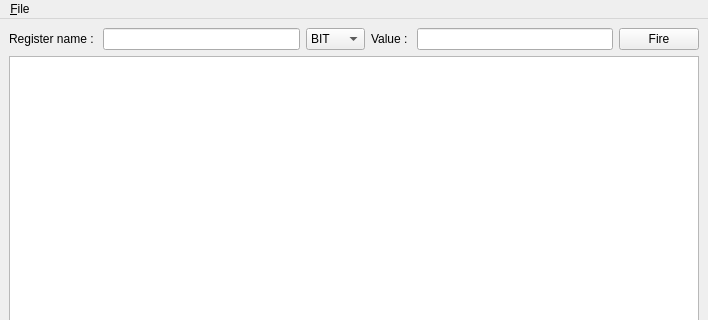
First picture: the form in ui/main_window.ui, repository shianehao/jsonrpc-client, before the edit; both pictures show x 0 to 708 and y 0 to 320 of the 708 by 621 pixel window.
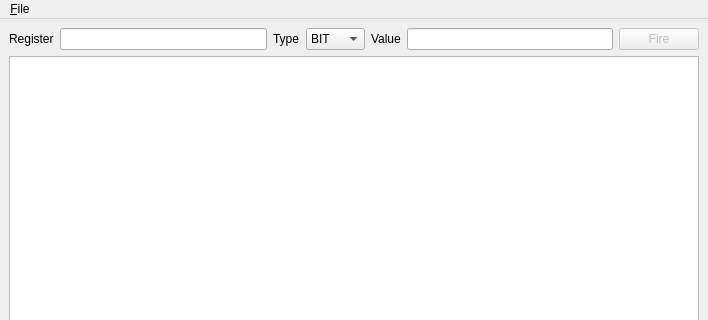
Second picture: the form after the edit. Icons and pictures are not drawn.

Commit message: UI: add register and value line edit connection

Patch:
```diff
--- a/ui/main_window.ui
+++ b/ui/main_window.ui
@@ -23,7 +23,7 @@
       <item>
        <widget class="QLabel" name="label">
         <property name="text">
-         <string>Register name : </string>
+         <string>Register</string>
         </property>
        </widget>
       </item>
@@ -31,7 +31,14 @@
        <widget class="QLineEdit" name="lineEdit"/>
       </item>
       <item>
-       <widget class="QComboBox" name="comboBox">
+       <widget class="QLabel" name="label_3">
+        <property name="text">
+         <string>Type</string>
+        </property>
+       </widget>
+      </item>
+      <item>
+       <widget class="QComboBox" name="comboBox_type">
         <item>
          <property name="text">
           <string>BIT</string>
@@ -57,7 +64,7 @@
       <item>
        <widget class="QLabel" name="label_2">
         <property name="text">
-         <string>Value : </string>
+         <string>Value</string>
         </property>
        </widget>
       </item>
@@ -65,7 +72,10 @@
        <widget class="QLineEdit" name="lineEdit_2"/>
       </item>
       <item>
-       <widget class="QPushButton" name="pushButton">
+       <widget class="QPushButton" name="pushButton_fire">
+        <property name="enabled">
+         <bool>false</bool>
+        </property>
         <property name="text">
          <string>Fire</string>
         </property>
```
Left out of the diff: 20 changed lines with no effect on the pictures. The commit also changes 1 other file.
